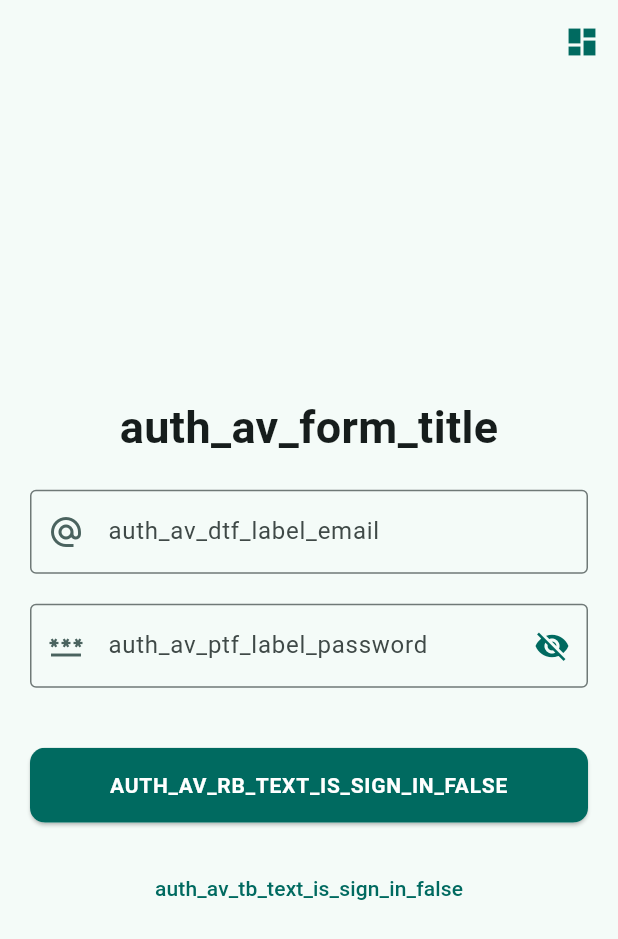
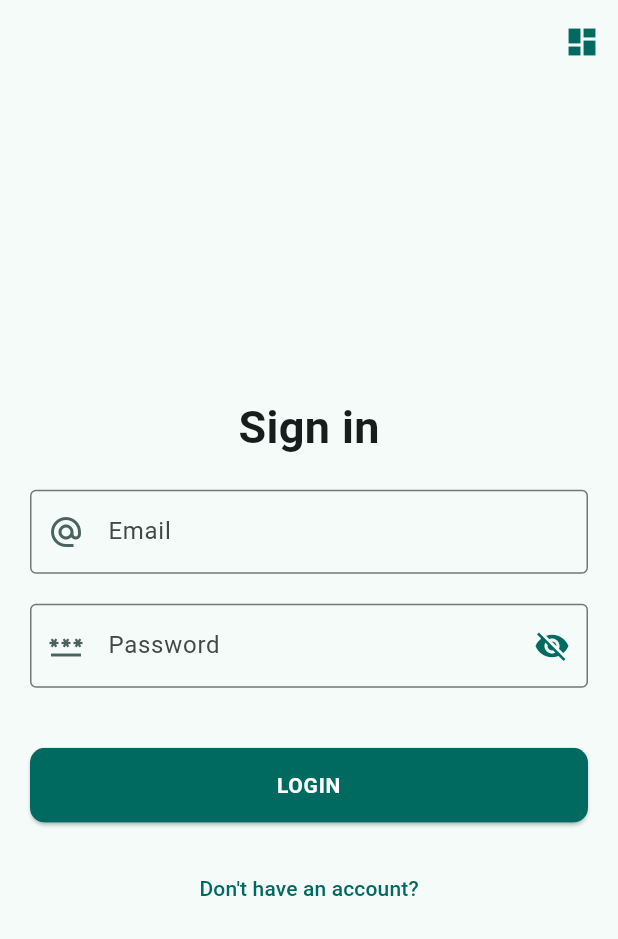
Before and after one commit to yokawaiik/wish_app, a Flutter app: the screen it shows after launch, swiped to page 3, on a phone screen of 412 x 824 dp. Shown: the top 939 px of the screen. Run offline on Flutter 3.47's test engine with Material 2 defaults, Android fonts, the phone set to English and light mode, and no system bars; our stand-ins replace connectivity_plus, flutter_dotenv, get, get_storage, image_picker, supabase_flutter; missing offline and left inert: emojis; accounts and stored records are empty; network calls fail.

Commit message:
Added: ru_RU locale, settings module with initiatial options (theme and languages) set up when app starts.

```diff
--- a/wish_app/lib/src/modules/account/controllers/account_controller.dart
+++ b/wish_app/lib/src/modules/account/controllers/account_controller.dart
@@ -6,6 +6,7 @@ import 'package:wish_app/src/modules/account/views/account_edit_view.dart';
 import 'package:wish_app/src/modules/auth/views/auth_view.dart';
 import 'package:wish_app/src/modules/home/controllers/home_controller.dart';
 import 'package:wish_app/src/modules/navigator/controllers/navigator_controller.dart';
+import 'package:wish_app/src/modules/settings/views/setting_view.dart';
 import 'package:wish_app/src/modules/wish/models/wish_info_arguments.dart';
 import 'package:wish_app/src/modules/wish/views/add_wish_view.dart';
 import 'package:wish_app/src/modules/wish/views/wish_info_view.dart';
@@ -295,4 +296,8 @@ class AccountController extends GetxController {
     }
     userAccount.refresh();
   }
+
+  void goToSettings() {
+    Get.toNamed(SettingView.routeName);
+  }
 }
--- a/wish_app/lib/src/modules/settings/constants/settings_option_lists_constants.dart
+++ b/wish_app/lib/src/modules/settings/constants/settings_option_lists_constants.dart
@@ -10,19 +10,19 @@ List<LanguageItem> languageDropdownList = [
   LanguageItem(
     value: 0,
     // title: "System",
-    title: "settings_language_item_system",
+    title: "settings_language_item_system".tr,
     locale: Get.deviceLocale ?? translations_constants.localeEnUS,
   ),
   LanguageItem(
     value: 1,
     // title: "English",
-    title: "settings_language_item_english",
+    title: "settings_language_item_english".tr,
     locale: translations_constants.localeEnUS,
   ),
   LanguageItem(
     value: 2,
     // title: "Russian",
-    title: "settings_language_item_russian",
+    title: "settings_language_item_russian".tr,
     locale: translations_constants.localeRuRU,
   ),
 ];
@@ -32,21 +32,21 @@ List<ThemeItem> themeDropdownList = [
     value: 0,
     mode: ThemeMode.system,
     // title: "System",
-    title: "settings_theme_item_system",
-    icon: Icon(Icons.brightness_auto),
+    title: "settings_theme_item_system".tr,
+    icon: const Icon(Icons.brightness_auto),
   ),
   ThemeItem(
     value: 1,
     mode: ThemeMode.light,
     // title: "Light",
-    title: "settings_theme_item_light",
-    icon: Icon(Icons.brightness_4),
+    title: "settings_theme_item_light".tr,
+    icon: const Icon(Icons.brightness_4),
   ),
   ThemeItem(
     value: 2,
     mode: ThemeMode.dark,
     // title: "Dark",
-    title: "settings_theme_item_dark",
-    icon: Icon(Icons.brightness_4_outlined),
+    title: "settings_theme_item_dark".tr,
+    icon: const Icon(Icons.brightness_4_outlined),
   ),
 ];
--- a/wish_app/lib/src/modules/settings/models/language_item.dart
+++ b/wish_app/lib/src/modules/settings/models/language_item.dart
@@ -1,9 +1,9 @@
 import 'package:flutter/widgets.dart';
 
 class LanguageItem {
-  int value;
-  String title;
-  Locale locale;
+  final int value;
+  final String title;
+  final Locale locale;
 
   LanguageItem({
     required this.value,
--- a/wish_app/lib/src/modules/settings/views/setting_view.dart
+++ b/wish_app/lib/src/modules/settings/views/setting_view.dart
@@ -1,11 +1,8 @@
 import 'package:flutter/material.dart';
 import 'package:get/get.dart';
-import 'package:get/state_manager.dart';
 import 'package:wish_app/src/modules/settings/controllers/settings_controller.dart';
 
 import '../../global/constants/global_constants.dart' as global_constants;
-
-import '../../translations/constants/translations_constants.dart' show settings;
 
 class SettingView extends GetView<SettingsController> {
   static const routeName = '/settings';
@@ -23,10 +20,6 @@ class SettingView extends GetView<SettingsController> {
         padding: const EdgeInsets.all(global_constants.defaultPadding),
         shrinkWrap: true,
         children: [
-          // ListTile(
-          //   leading: Icon(Icons.language),
-          // ),
-          // TODO: DropdownButton with language change
           DropdownButton<int>(
             value: controller.selectedValueLanguageDropdown.value,
             isExpanded: true,
@@ -36,7 +29,8 @@ class SettingView extends GetView<SettingsController> {
                     value: item.value,
                     child: ListTile(
                       title: Text(
-                        item.title,
+                        // item.title,
+                        item.title.tr,
                       ),
                     ),
                   ),
@@ -53,20 +47,14 @@ class SettingView extends GetView<SettingsController> {
                     value: item.value,
                     child: ListTile(
                       leading: item.icon,
-                      title: Text(item.title),
+                      // title: Text(item.title),
+                      title: Text(item.title.tr),
                     ),
                   ),
                 )
                 .toList(),
             onChanged: controller.onChangedThemeDropdown,
           ),
-          // TODO: theme change
-          // const ListTile(
-          //   leading: const Icon(
-          //     // Icons.brightness_4,
-          //     Icons.brightness_4_outlined,
-          //   ),
-          // ),
         ],
       ),
     );
--- a/wish_app/lib/src/modules/translations/languages/en_language.dart
+++ b/wish_app/lib/src/modules/translations/languages/en_language.dart
@@ -68,6 +68,7 @@ class EnLanguage {
         "account_view_elevated_button_text_has_subscribe_true": "Unfollow",
         "account_view_elevated_button_text_has_subscribe_false": "Follow",
         "account_view_popup_menu_item_title_delete_wish": "Delete wish",
+        "am_av_lt_settings": "Settings",
         // ? info: errors in account controller
         "account_ac_es_it_is_not_an_user": "It isn\"t an user.",
         "account_ac_e_unknown_error": "Unknown error...",
--- /dev/null
+++ b/wish_app/lib/src/modules/translations/languages/ru_language.dart
@@ -0,0 +1,210 @@
+// import "../constants/translations_constants.dart" show wishInfo, settings;
+
+import "../constants/translations_constants.dart" as translations_constants;
+
+class RuLanguage {
+  String get language => translations_constants.localeRuRU.toString();
+
+  Map<String, String> get translations => {
+        // ? info: global translations
+        "error_title": "Ошибка",
+        "error_it_is_not_correct_path": "Это неправильный путь...",
+        "error_it_is_need_to_get_from_server": "Необходимо получить с сервера",
+        "error_the_wish_was_delete": "Желание было удалено.",
+        "error_something_went_wrong": "Что-то пошло не так.",
+        "error_when_delete_the_wish":
+            "Ошибка при удалении желания. Повторите попытку позже.",
+        "error_in_api": "Ошибка API.",
+        "error_unknown": "Неизвестная ошибка.",
+        "error_db_unknown_title": "Ошибка базы данных",
+        "error_db_unknown_message": "Неизвестная ошибка в базе данных.",
+        "error_m_something_went_wrong": "Что-то пошло не так.",
+        // ? info: other
+        "warning_title": "Предупреждение",
+        // ?
+        // ? info: settings module
+        "settings_appbar_title": "Настройки",
+        "settings_language_item_system": "Система",
+        "settings_language_item_english": "Английский",
+        "settings_language_item_russian": "Русский",
+        "settings_theme_item_system": "Система",
+        "settings_theme_item_light": "Светлый",
+        "settings_theme_item_dark": "Темный",
+        // ?
+        // ? info: wish module
+        // ? info: utils
+        "wish_utils_check_link_field_name": "Ссылка",
+        "wish_utils_check_link_link_message": "Ссылка неверна.",
+        // ? info: wish info screen with controller
+        "wish_info_appbar_title": "Информация о желании",
+        "wish_info_icon_title_button_edit": "Изменить",
+        "wish_info_icon_title_button_delete": "Удалить",
+        // ? info: wish add screen with controller
+        "wish_add_appbar_title_is_edit_true": "Редактировать желание",
+        "wish_add_appbar_title_is_edit_false": "Новое желание",
+        "wish_add_default_text_field_title_label": "Заголовок",
+        "wish_add_default_text_field_description_label": "Описание",
+        "wish_add_default_text_field_link_label": "Ссылка",
+        "wish_add_elevated_button_text_is_edit_true": "Сохранить",
+        "wish_add_elevated_button_text_is_edit_false": "Создать",
+        // ? info: wish add controller > errors
+        "wa_e_not_a_creator": "Вы не создатель.",
+        "wa_e_wish_does_not_exist_or_was_delete":
+            "Вы хотите отредактировать желание, но желание с таким идентификатором не существует или было удалено.",
+        "wa_es_wish_not_found": "Желание не найдено.",
+        "wa_e_getting_wish": "Ошибка получения желания.",
+        "wa_e_creating_wish": "Ошибка создания желания.",
+        "wa_e_updating_wish": "Ошибка обновления желания.",
+        // ?
+        // ? info: account module
+        // ? info: account view
+        "account_view_list_tile_text_create_new_wish": "Создать новое желание",
+        "account_view_list_tile_text_my_account": "Мой аккаунт",
+        "account_view_list_tile_text_is_user_authenticated_true": "Выйти",
+        "account_view_list_tile_text_is_user_authenticated_false": "Войти",
+        "account_view_button_counter_title_wishes": "Желания",
+        "account_view_button_counter_title_followers": "Подписчики",
+        "account_view_button_counter_title_following": "Подписки",
+        "account_view_elevated_button_text_edit_profile":
+            "Редактировать профиль",
+        "account_view_elevated_button_text_has_subscribe_true": "Отписаться",
+        "account_view_elevated_button_text_has_subscribe_false": "Подписаться",
+        "account_view_popup_menu_item_title_delete_wish": "Удалить желание",
+        "am_av_lt_settings": "Настройки",
+        // ? info: errors in account controller
+        "account_ac_es_it_is_not_an_user": "Это не пользователь.",
+        "account_ac_e_unknown_error": "Неизвестная ошибка...",
+        "account_ac_e_error_subscribeing": "Ошибка подписки.",
+        // // ? info: account api services
+        // ? info: errors in account api services
+        "account_aas_es_such_an_user_did_not_find":
+            "Такой пользователь не найден.",
+        "account_aas_es_error_when_get_subscription_info":
+            "Ошибка при получении информации о подписке.",
+        // ? info: account edit view
+        "account_edit_view_appbar_title":
+            "Редактировать информацию об учетной записи",
+        "account_edit_view_text_button": "Изменить фото профиля",
+        "account_edit_view_default_text_field_label": "Войти",
+        "account_edit_view_elevated_button_text_set_new_info":
+            "Установить новую информацию",
+        "account_edit_view_password_text_field_label_new_password":
+            "Новый пароль",
+        "account_edit_view_password_text_field_label_retype_new_password":
+            "Введите повторно новый пароль",
+        "account_edit_view_elevated_button_text_set_new_password":
+            "Установить новый пароль",
+        // ? info: errors in account edit controller
+        "account_aec_e_this_login_is_already_taken": "Такой логин уже занят.",
+        // // ? info: account edit api services
+        // ? info: errors in account edit api services
+        "account_aeas_es_error_updating_password": "Ошибка обновления пароля.",
+        "account_aeas_es_error_updating_login": "Ошибка обновления логина.",
+        "account_aeas_es_error_updating_user_info":
+            "Ошибка обновления информации о пользователе.",
+        "account_aeas_es_error_updating_user_avatar":
+            "Ошибка при обновлении информации о пользователе.",
+        // ? info: utils
+        "account_utils_account_edit_validators_check_password_fields_is_not_equal":
+            "Эти поля не равны.",
+        // ?
+        // ? info: auth module
+        // ? info: auth view
+        "auth_av_form_title": "Войти",
+        "auth_av_dtf_label_login": "Войти",
+        "auth_av_dtf_label_email": "Электронная почта",
+        "auth_av_ptf_label_password": "Пароль",
+        "auth_av_tb_text_is_sign_in_true": "У вас уже есть аккаунт?",
+        "auth_av_tb_text_is_sign_in_false": "У вас нет учетной записи?",
+        "auth_av_rb_text_is_sign_in_true": "Зарегистрируйтесь сейчас",
+        "auth_av_rb_text_is_sign_in_false": "Войти",
+        // // ? info: auth controller
+        // ? info: auth controller > errors
+        "auth_ac_es_error_login": "Ошибка входа.",
+        // // ? info: auth api service
+        // ? info: auth api service > errors
+        "auth_aas_es_m_error_sign_in": "Ошибка входа",
+        "auth_aas_es_m_error_sign_up": "Ошибка регистрации.",
+        "auth_aas_es_such_login_already_exist": "Такой логин уже существует.",
+        "auth_aas_es_such_email_already_exist": "Такое письмо уже существует.",
+        // ?
+        // ? info: connection manager module
+        // ? info: connection manager widgets
+        "cm_w_text_check_your_connection":
+            "Пожалуйста, проверьте подключение к интернету...",
+        // ?
+        // ? info: favorites module
+        // ? info: favorites view
+        "fm_fv_text_on_empty_screen":
+            "Здесь вы можете сохранить обоснованные пожелания...",
+        "fm_fv_lt_text_remove_from_favorites": "Удалить из избранного",
+        "fm_fv_lt_text_see_profile": "Посмотреть профиль",
+        // // ? info: favorites controller
+        // // ? info: favorites controller > error
+        // // ? info: favorites api service
+        // ? info: favorites api service > error
+        "fm_fas_es_get_count_of_favorites": "Ошибка подсчета избранного.",
+        "fm_fas_es_find_an_added_favorite":
+            "Ошибка при поиске добавленного избранного желания.",
+        "fm_fas_es_delete_favorite": "Ошибка удаления избранного желания.",
+        // ?
+        // ? info: splash module
+        // ? info: splash view
+        "s_sv_text_on_screen": "Здравствуй, подожди немного...",
+        // ?
+        // ? info: home module
+        // ? info: home main view
+        "fm_hmv_appbar_title": "Дом",
+        "fm_hmv_bs_lv_add_to_favorites": "Добавить в избранное",
+        "fm_hmv_bs_lv_delete": "Добавить в избранное",
+        "fm_hmv_bs_lv_see_profile": "Просмотреть профиль",
+        // // ? info: home controller
+        // // ? info: home controller > error
+        // // ? info: home main controller
+        // ? info: home main controller > error
+        "hm_hmc_e_load_wish_list": "Ошибка загрузки последнего списка желаний",
+        // // ? info: home api service
+        // // ? info: home api service > error
+        // ?
+        // ? info: navigator module
+        // ? info: navigator view
+        "nm_nv_pmb_pmi_sign_out": "Выйти",
+        "nm_nv_pmb_pmi_sign_in": "Войти",
+        "nm_nv_nb_nd_favorites": "Избранное",
+        "nm_nv_nb_nd_home": "Дом",
+        "nm_nv_nb_nd_account": "Учетная запись",
+        // // ? info: navigator controller
+        // ? info: navigator utils
+        "nm_u_show_exit_popup_title": "Выход из приложения",
+        "nm_u_show_exit_popup_content": "Вы хотите выйти?",
+        "nm_u_show_exit_popup_confirm": "Да",
+        "nm_u_show_exit_popup_cancel": "Нет",
+        // ?
+        // ? info: global module
+        // ? info: global utils
+        "gm_u_check_email_field_name": "Электронная почта",
+        "gm_u_check_email_email_message":
+            "Неправильный адрес электронной почты.",
+        "gm_u_check_password_field_name": "Пароль",
+        "gm_u_check_login_field_name": "Войти",
+        "gm_u_base_field_check_default_min_length_message":
+            "@fieldName должно быть больше, чем @minLength.",
+        "gm_u_base_field_check_default_max_length_message":
+            "@fieldName должно быть меньше, чем @maxLength.",
+        "gm_u_base_field_check_default_empty_length_message":
+            "Требуется @fieldName.",
+        "gm_u_only_numbers_and_letters_check_message":
+            "@fieldName должен содержать только буквы и цифры.",
+        // ? info: global api services
+        // ? info: add wish api service > errors
+        "gm_awas_es_error_adding_wish": "Ошибка при добавлении нового желания.",
+        "gm_awas_es_error_updating":
+            "Такое желание было удалено или другая ошибка.",
+        "gm_awas_es_error_removing_image": "Ошибка удаления изображения.",
+        "gm_awas_es_error_uploading_image": "Ошибка загрузки изображения.",
+        // ? info: user api service > errors
+        "gm_uas_es_error_getting_user": "Ошибка получения пользователя.",
+        "gm_uas_es_error_getting_user_info":
+            "Ошибка получения информации о пользователе.",
+      };
+}
--- a/wish_app/lib/src/modules/translations/wish_app_translations.dart
+++ b/wish_app/lib/src/modules/translations/wish_app_translations.dart
@@ -1,12 +1,15 @@
 import 'package:get/get.dart';
 
 import 'languages/en_language.dart';
+import 'languages/ru_language.dart';
 
 class WishAppTranslations extends Translations {
   final enLanguage = EnLanguage();
+  final ruLanguage = RuLanguage();
 
   @override
   Map<String, Map<String, String>> get keys => {
         enLanguage.language: enLanguage.translations,
+        ruLanguage.language: ruLanguage.translations,
       };
 }
--- a/wish_app/lib/src/wish_app.dart
+++ b/wish_app/lib/src/wish_app.dart
@@ -2,9 +2,10 @@ import 'package:flutter/material.dart';
 import 'package:get/get.dart';
 import 'package:wish_app/src/modules/global/theme/theme_wish_app.dart'
     as theme_wish_app;
+import 'package:wish_app/src/modules/translations/wish_app_translations.dart';
 import './modules/global/router/router.dart' as router;
 
-import './modules/settings/utils/initial_settings_utils.dart'
+import 'modules/settings/utils/settings_utils.dart'
     show setInitialLocale, setInitialTheme;
 
 class WishApp extends StatelessWidget {
@@ -15,11 +16,14 @@ class WishApp extends StatelessWidget {
     return GetMaterialApp(
       theme: theme_wish_app.theme,
       darkTheme: theme_wish_app.darkTheme,
+      // TODO: BUG: setup after loading
       themeMode: setInitialTheme(),
       getPages: router.getPages,
       initialRoute: router.initialRoute,
       unknownRoute: router.unknownRoute,
+      // TODO: BUG: setup after loading
       locale: setInitialLocale(),
+      translations: WishAppTranslations(),
     );
   }
 }
```
Also changed, not shown: wish_app/lib/main.dart (+7 -6 lines), wish_app/lib/src/modules/account/views/account_view.dart (+6 -5 lines), wish_app/lib/src/modules/account/widget/button_counter_title.dart (+9 -6 lines), wish_app/lib/src/modules/settings/controllers/settings_controller.dart (+17 -44 lines), wish_app/lib/src/modules/settings/models/theme_item.dart (+4 -4 lines), wish_app/lib/src/modules/settings/utils/settings_utils.dart (renamed from wish_app/lib/src/modules/settings/utils/initial_settings_utils.dart, +40 -3 lines).
